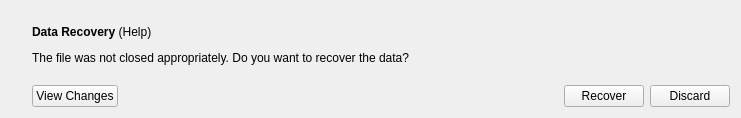
Before: the Qt Designer form part/swapfile/recoverwidget.ui in KDE/kate, drawn with Qt 5.
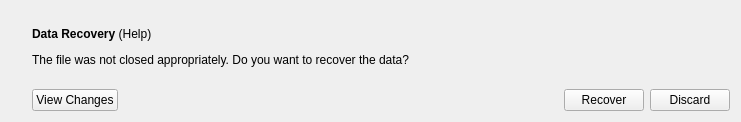
After: the same form once the commit is applied. Custom widgets are drawn as their Qt base class.

```diff
--- a/part/swapfile/recoverwidget.ui
+++ b/part/swapfile/recoverwidget.ui
@@ -7,7 +7,7 @@
     <x>0</x>
     <y>0</y>
     <width>741</width>
-    <height>112</height>
+    <height>122</height>
    </rect>
   </property>
   <layout class="QHBoxLayout" name="horizontalLayout_2">
```
